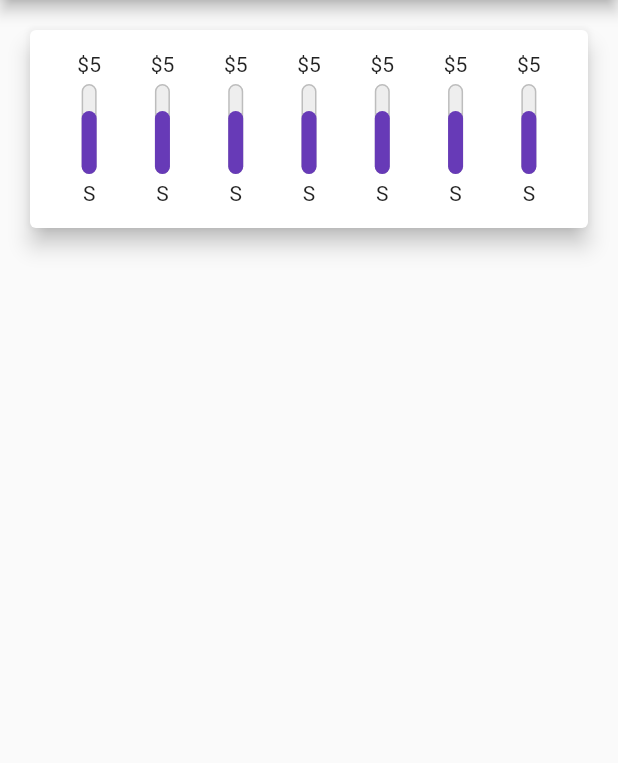
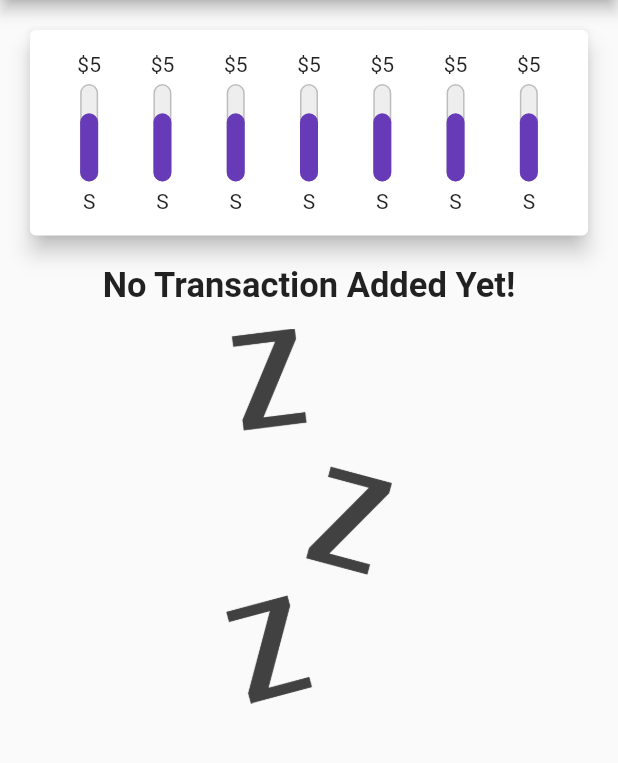
Before and after one commit to LayzeePreneur/Levy, a Flutter app: the screen it shows after launch, on a phone screen of 412 x 824 dp, the part 84-847 px from its top. Run offline on Flutter 3.47's test engine with Material 2 defaults, Android fonts, the phone set to English and light mode, and no system bars.

Commit message:
Add empty transaction section

```diff
--- a/lib/main.dart
+++ b/lib/main.dart
@@ -1,5 +1,6 @@
 import 'package:flutter/material.dart';
 import './widgets/chart.dart';
+import './models/transaction.dart';
 
 void main() => runApp(PersonalExpenses());
 
@@ -12,6 +13,12 @@ class PersonalExpenses extends StatelessWidget {
         primarySwatch: Colors.deepPurple,
         accentColor: Colors.amber,
         visualDensity: VisualDensity.adaptivePlatformDensity,
+        textTheme: ThemeData.light().textTheme.copyWith(
+              headline5: TextStyle(
+                fontSize: 23,
+                fontWeight: FontWeight.w600,
+              ),
+            ),
       ),
       home: HomeScreen(title: 'Personal Expenses'),
     );
@@ -28,6 +35,27 @@ class HomeScreen extends StatefulWidget {
 }
 
 class _HomeScreenState extends State<HomeScreen> {
+  List<Transaction> txList = <Transaction>[
+    // Transaction(
+    //   id: DateTime.now().toString(),
+    //   title: 'Test',
+    //   price: 45.65,
+    //   date: DateTime.now(),
+    // ),
+    // Transaction(
+    //   id: DateTime.now().toString(),
+    //   title: 'Test',
+    //   price: 45.65,
+    //   date: DateTime.now(),
+    // ),
+    // Transaction(
+    //   id: DateTime.now().toString(),
+    //   title: 'Test',
+    //   price: 45.65,
+    //   date: DateTime.now(),
+    // ),
+  ];
+
   @override
   Widget build(BuildContext context) {
     return Scaffold(
@@ -43,6 +71,26 @@ class _HomeScreenState extends State<HomeScreen> {
       body: ListView(
         children: <Widget>[
           Chart(),
+          Container(
+            child: txList.isEmpty
+                ? Container(
+                    alignment: Alignment.center,
+                    child: Column(
+                      children: <Widget>[
+                        Text(
+                          'No Transaction Added Yet!',
+                          style: Theme.of(context).textTheme.headline5,
+                        ),
+                        SizedBox(height: 15),
+                        Image.asset(
+                          'assets/images/waiting.png',
+                          height: 250,
+                        ),
+                      ],
+                    ),
+                  )
+                : Container(),
+          ),
         ],
       ),
     );
--- a/lib/widgets/chartbar.dart
+++ b/lib/widgets/chartbar.dart
@@ -8,8 +8,8 @@ class ChartBar extends StatelessWidget {
         Text('\$5'),
         SizedBox(height: 5),
         Container(
-          width: 10,
-          height: 60,
+          width: 12,
+          height: 65,
           child: Stack(
             alignment: Alignment.bottomCenter,
             children: <Widget>[
--- a/pubspec.yaml
+++ b/pubspec.yaml
@@ -45,9 +45,8 @@ flutter:
   uses-material-design: true
 
   # To add assets to your application, add an assets section, like this:
-  # assets:
-  #   - images/a_dot_burr.jpeg
-  #   - images/a_dot_ham.jpeg
+  assets:
+    - assets/images/
 
   # An image asset can refer to one or more resolution-specific "variants", see
   # https://flutter.dev/assets-and-images/#resolution-aware.
```
Also changed, not shown: assets/images/waiting.png (added).
